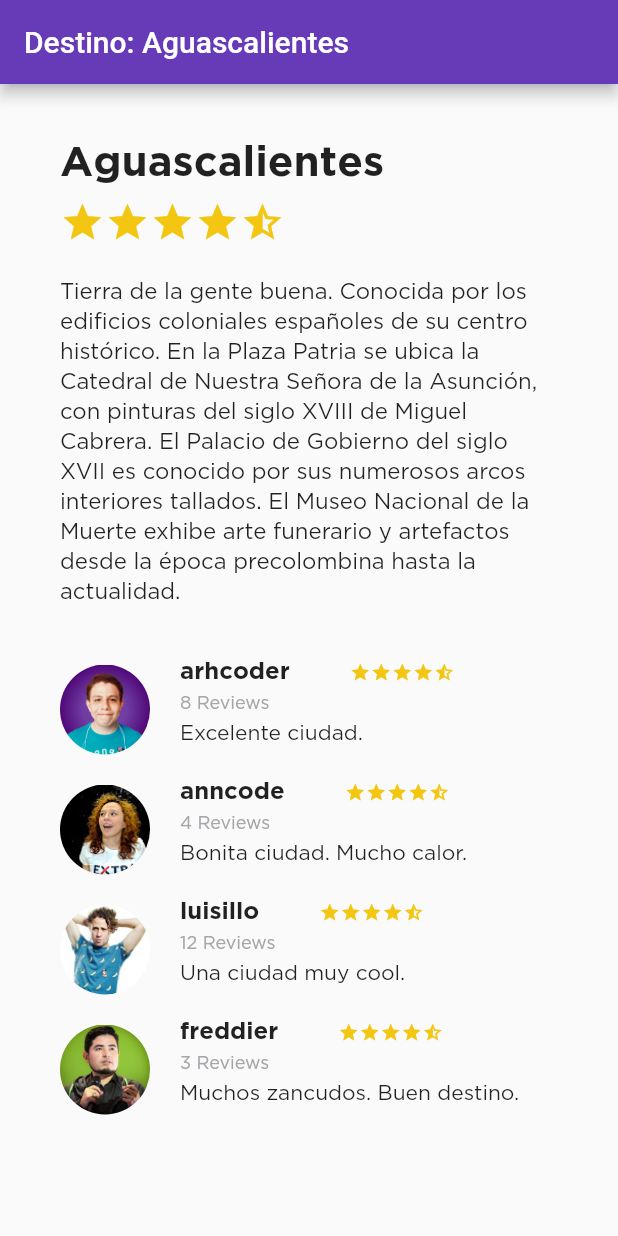
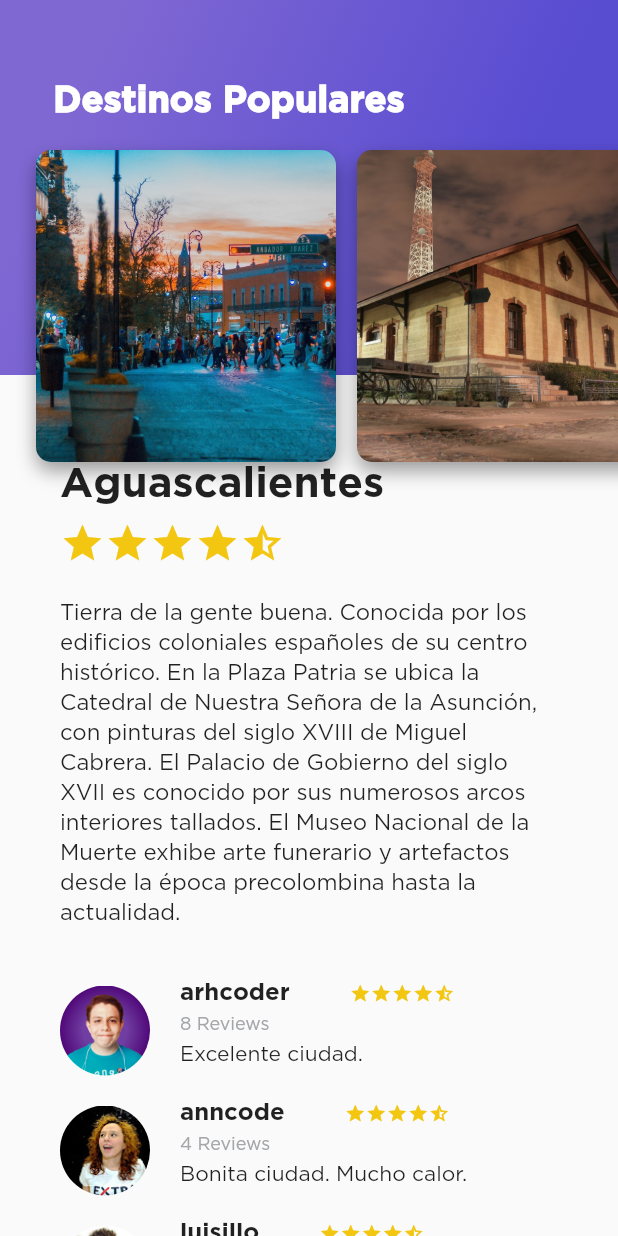
Before and after one commit to arhcoder/Flutter-Platzi-Project, a Flutter app: the screen it shows after launch, on a phone screen of 412 x 824 dp. Run offline on Flutter 3.47's test engine with Material 2 defaults, Android fonts, the phone set to English and light mode, and no system bars.

Commit message:
Se agregaron los Widgets necesarios para hacer el carrusel de fotos del Header. De momento, todo funciona ¡DE P*TA MADRE!

```diff
--- /dev/null
+++ b/lib/gradient_appbar.dart
@@ -0,0 +1,47 @@
+import 'package:flutter/material.dart';
+
+class GradientAppBar extends StatelessWidget
+{
+	// Atributos //
+	String title;
+	double height;
+
+	// Métodos //
+	GradientAppBar(this.title, this.height);
+
+	@override
+  	Widget build(BuildContext context)
+	{
+    	return Container
+		(
+			height: height,
+			decoration: BoxDecoration
+			(
+				gradient: LinearGradient
+				(
+					colors:
+					[
+						Color(0xFF8068D3),
+						Color(0xFF584CD1)
+					],
+					begin: FractionalOffset(0.2, 0.0),
+					end: FractionalOffset(1.0, 0.6),
+					stops: [0.0, 0.8],
+					tileMode: TileMode.clamp,
+				)
+			),
+			child: Text
+			(
+				title,
+				style: TextStyle
+				(
+					fontFamily: "Gotham",
+					fontSize: 24.0,
+					fontWeight: FontWeight.w900,
+					color: Colors.white
+				)
+			),
+			alignment: Alignment(-0.6, -0.5),
+		);
+  	}
+}
--- /dev/null
+++ b/lib/header.dart
@@ -0,0 +1,20 @@
+import 'package:flutter/material.dart';
+import 'gradient_appbar.dart';
+import 'place_photos_carousel.dart';
+
+class Header extends StatelessWidget
+{
+	@override
+	Widget build(BuildContext context)
+	{
+		// Pila que incluye un gradiente y un carrusel de fotos encima :3 //
+		return Stack
+		(
+			children:
+			[
+				GradientAppBar("Destinos Populares", 250.00),
+				PlacePhotosCarousel()
+			]
+		);
+	}
+}
--- a/lib/main.dart
+++ b/lib/main.dart
@@ -1,4 +1,5 @@
 import 'package:flutter/material.dart';
+import 'header.dart';
 import 'place_description.dart';
 import 'review_list.dart';
 
@@ -23,11 +24,11 @@ class MyApp extends StatelessWidget
 
 			home: Scaffold
 			(
-				appBar: AppBar
+				body:
+				Stack
 				(
-					title: Text("Destino: Aguascalientes")
-				),
-				body:
+					children:
+					[
 						ListView
 						(
 							children:
@@ -38,14 +39,17 @@ class MyApp extends StatelessWidget
 									"Tierra de la gente buena. Conocida por los edificios coloniales españoles de su centro histórico. En la Plaza Patria se ubica la Catedral de Nuestra Señora de la Asunción, con pinturas del siglo XVIII de Miguel Cabrera. El Palacio de Gobierno del siglo XVII es conocido por sus numerosos arcos interiores tallados. El Museo Nacional de la Muerte exhibe arte funerario y artefactos desde la época precolombina hasta la actualidad.",
 									4.5
 								),
+
 								Container
 								(
 									margin: EdgeInsets.only(
-              top: 20.0,
+										top: 20.0
 									),
-
 									child: ReviewList()
 								)
+							]
+						),
+						Header()
 					]
 				)
 			)
--- a/lib/place_description.dart
+++ b/lib/place_description.dart
@@ -18,7 +18,7 @@ class PlaceDescription extends StatelessWidget
 		final title = Container
 		(
 			margin: EdgeInsets.only(
-				top: 40.0,
+				top: 310.0,
 				left: 40.0,
 				right: 40.0
 			),
--- /dev/null
+++ b/lib/place_photo.dart
@@ -0,0 +1,44 @@
+import 'package:flutter/material.dart';
+
+class PlacePhoto extends StatelessWidget
+{
+	// Atributos //
+	String image_path;
+
+	// Métodos //
+	PlacePhoto(this.image_path);
+
+	@override
+	Widget build(BuildContext context)
+	{
+		return Container
+		(
+			width: 200.00,
+			height: 200.00,
+			margin: EdgeInsets.only(
+				top: 80.0,
+				left: 4.0,
+				right: 10.0
+			),
+
+			decoration: BoxDecoration
+			(
+				image: DecorationImage
+				(
+					image: AssetImage(image_path),
+					fit: BoxFit.fill
+				),
+				borderRadius: BorderRadius.all(Radius.circular(10.0)),
+				boxShadow:
+				[
+					BoxShadow
+					(
+						color: Colors.black38,
+						blurRadius: 10.0,
+						offset: Offset(0.0, 6.0)
+					)
+				]
+			)
+		);
+	}
+}
--- /dev/null
+++ b/lib/place_photos_carousel.dart
@@ -0,0 +1,28 @@
+import 'package:flutter/material.dart';
+import 'place_photo.dart';
+
+class PlacePhotosCarousel extends StatelessWidget
+{
+	@override
+	Widget build(BuildContext context)
+	{
+		return Container
+		(
+			height: 328.0,
+			child: ListView
+			(
+				padding: EdgeInsets.all(20.0),
+
+				scrollDirection: Axis.horizontal,
+
+				children:
+				[
+					PlacePhoto("assets/images/Aguascalientes-01.png"),
+					PlacePhoto("assets/images/Aguascalientes-02.png"),
+					PlacePhoto("assets/images/Aguascalientes-03.png"),
+					PlacePhoto("assets/images/Aguascalientes-04.png")
+				]
+			)
+		);
+	}
+}
--- a/pubspec.yaml
+++ b/pubspec.yaml
@@ -15,6 +15,7 @@ publish_to: 'none' # Remove this line if you wish to publish to pub.dev
 # In iOS, build-name is used as CFBundleShortVersionString while build-number used as CFBundleVersion.
 # Read more about iOS versioning at
 # https://developer.apple.com/library/archive/documentation/General/Reference/InfoPlistKeyReference/Articles/CoreFoundationKeys.html
+
 version: 1.0.0+1
 
 environment:
@@ -76,6 +77,10 @@ flutter:
   # see https://flutter.dev/custom-fonts/#from-packages
 
   assets:
+    - assets/images/Aguascalientes-01.png
+    - assets/images/Aguascalientes-02.png
+    - assets/images/Aguascalientes-03.png
+    - assets/images/Aguascalientes-04.png
     - assets/images/user-arhcoder.png
     - assets/images/user-luisillo.png
     - assets/images/user-anncode.png
@@ -86,3 +91,4 @@ flutter:
       fonts:
         - asset: assets/fonts/Gotham-Book.ttf
         - asset: assets/fonts/Gotham-Bold.ttf
+        - asset: assets/fonts/Gotham-Medium.ttf
```
Also changed, not shown: assets/fonts/Gotham-Medium.ttf (added), assets/images/Aguascalientes-01.png (added), assets/images/Aguascalientes-02.png (added), assets/images/Aguascalientes-03.png (added), assets/images/Aguascalientes-04.png (added), 1 other file. Lines whose indentation alone changed are shown as unchanged.
